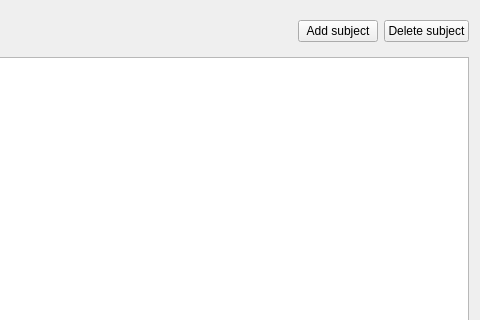
This is SubjectsOfTeacher/SubjectsOfTeacherModule.ui in DStalytenkoDev/SchoolCRM as Qt 5 draws it before an edit; both pictures show x 332 to 812 and y 0 to 320 of the 812 by 657 pixel window. The edited form follows.
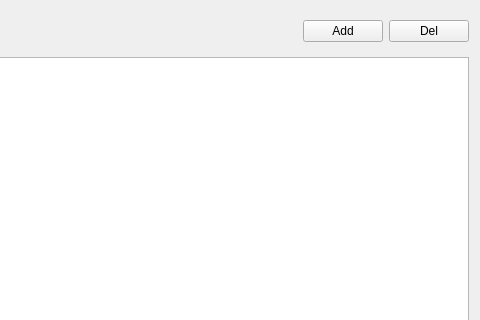
This is the edited form.

Commit message: bug fix, Authorization gets ui update and state machine, little fixes bug: double subjects after subject append in class module bug: crash down after reselect class bug: teacher change does not change bug: teacher change does not shows error when it need

```diff
--- a/SubjectsOfTeacher/SubjectsOfTeacherModule.ui
+++ b/SubjectsOfTeacher/SubjectsOfTeacherModule.ui
@@ -52,14 +52,14 @@
      <item>
       <widget class="QPushButton" name="addSubject">
        <property name="text">
-        <string>Add subject</string>
+        <string>Add</string>
        </property>
       </widget>
      </item>
      <item>
       <widget class="QPushButton" name="deleteSubject">
        <property name="text">
-        <string>Delete subject</string>
+        <string>Del</string>
        </property>
       </widget>
      </item>
```
Left out of the diff: 2 changed lines with no effect on the pictures. The commit also changes 10 other files.
